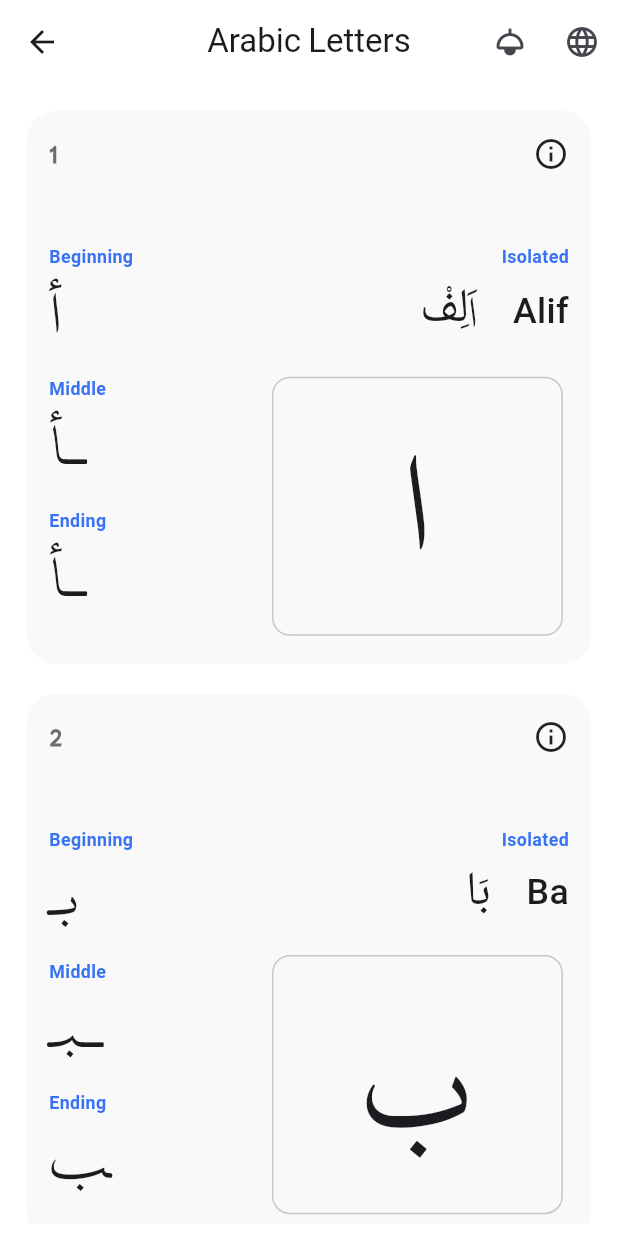
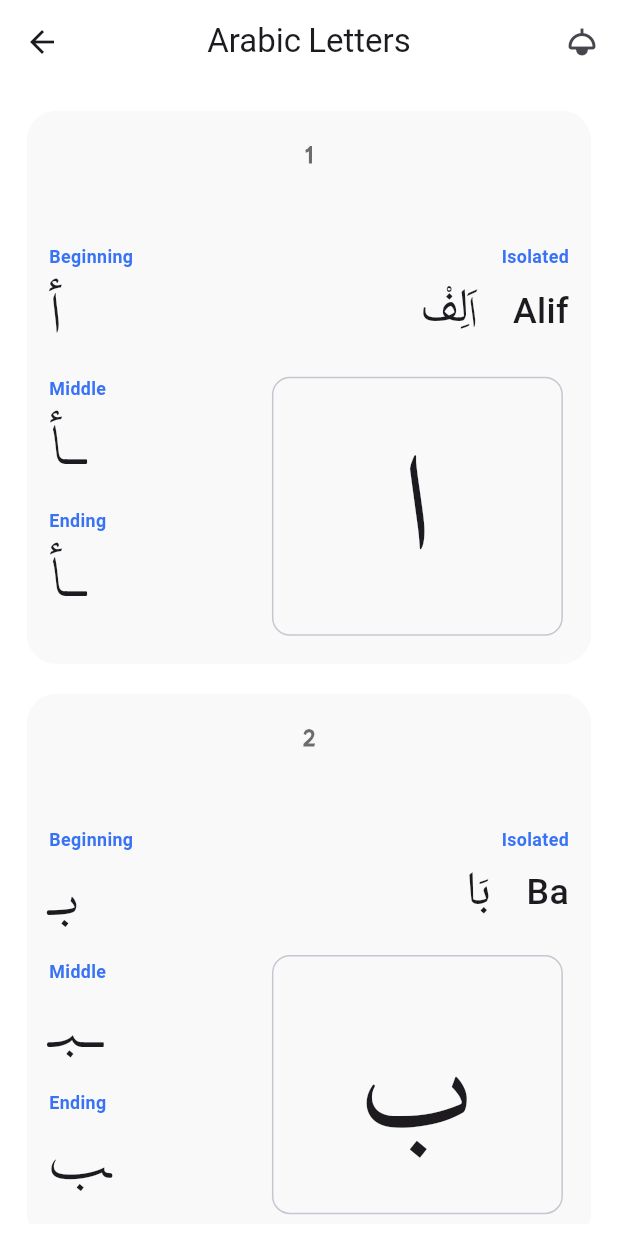
Before and after one commit to nuaiman/baqiyaat, a Flutter app: the screen it shows after launch, after a tap on "Lesson 1: Forms of Letters", on a phone screen of 412 x 824 dp. Run offline on Flutter 3.47's test engine with Material 3 defaults, Android fonts, the phone set to English and light mode, and no system bars; our stand-ins replace flutter_riverpod, just_audio, shared_preferences.

Commit message:
worked more on lesson 1

```diff
--- a/lib/core/enums/language_enum.dart
+++ b/lib/core/enums/language_enum.dart
@@ -1 +1 @@
-enum LanguageEnum { english, bangla }
+// enum LanguageEnum { english, bangla }
--- a/lib/core/models/harf_model.dart
+++ b/lib/core/models/harf_model.dart
@@ -6,9 +6,6 @@ class Harf {
   final String end;
   final String arPronunciation;
   final String enPronunciation;
-  final String bnPronunciation;
-  final String toolTipEn;
-  final String toolTipBn;
   Harf({
     required this.id,
     required this.isolated,
@@ -17,8 +14,5 @@ class Harf {
     required this.end,
     required this.arPronunciation,
     required this.enPronunciation,
-    required this.bnPronunciation,
-    required this.toolTipEn,
-    required this.toolTipBn,
   });
 }
--- a/lib/core/notifiers/language_notifier.dart
+++ b/lib/core/notifiers/language_notifier.dart
@@ -1,37 +1,37 @@
-import 'package:flutter_riverpod/flutter_riverpod.dart';
-import 'package:shared_preferences/shared_preferences.dart';
+// import 'package:flutter_riverpod/flutter_riverpod.dart';
+// import 'package:shared_preferences/shared_preferences.dart';
 
-import '../enums/language_enum.dart';
+// import '../enums/language_enum.dart';
 
-class LanguageNotifier extends StateNotifier<LanguageEnum> {
-  static const _key = 'language';
+// class LanguageNotifier extends StateNotifier<LanguageEnum> {
+//   static const _key = 'language';
 
-  LanguageNotifier() : super(LanguageEnum.english) {
-    _loadLanguage();
-  }
+//   LanguageNotifier() : super(LanguageEnum.english) {
+//     _loadLanguage();
+//   }
 
-  Future<void> _loadLanguage() async {
-    final prefs = await SharedPreferences.getInstance();
-    final index = prefs.getInt(_key);
-    if (index != null) {
-      state = LanguageEnum.values[index];
-    }
-  }
+//   Future<void> _loadLanguage() async {
+//     final prefs = await SharedPreferences.getInstance();
+//     final index = prefs.getInt(_key);
+//     if (index != null) {
+//       state = LanguageEnum.values[index];
+//     }
+//   }
 
-  Future<void> setLanguage() async {
-    final currentLanguage = state;
-    if (currentLanguage == LanguageEnum.english) {
-      state = LanguageEnum.bangla;
-    } else if (currentLanguage == LanguageEnum.bangla) {
-      state = LanguageEnum.english;
-    }
-    final prefs = await SharedPreferences.getInstance();
-    await prefs.setInt(_key, state.index);
-  }
-}
+//   Future<void> setLanguage() async {
+//     final currentLanguage = state;
+//     if (currentLanguage == LanguageEnum.english) {
+//       state = LanguageEnum.bangla;
+//     } else if (currentLanguage == LanguageEnum.bangla) {
+//       state = LanguageEnum.english;
+//     }
+//     final prefs = await SharedPreferences.getInstance();
+//     await prefs.setInt(_key, state.index);
+//   }
+// }
 
-// -----------------------------------------------------------------------------
+// // -----------------------------------------------------------------------------
 
-final languageProvider = StateNotifierProvider<LanguageNotifier, LanguageEnum>(
-  (ref) => LanguageNotifier(),
-);
+// final languageProvider = StateNotifierProvider<LanguageNotifier, LanguageEnum>(
+//   (ref) => LanguageNotifier(),
+// );
--- a/lib/features/qaida/ch0_qaida_content/screens/qaida_content_screen.dart
+++ b/lib/features/qaida/ch0_qaida_content/screens/qaida_content_screen.dart
@@ -5,7 +5,6 @@ import 'package:app/features/qaida/ch1/screens/lesson_2_screen.dart';
 import 'package:flutter_riverpod/flutter_riverpod.dart';
 
 import '../../../../core/notifiers/app_theme_notifier.dart';
-import '../../../../core/notifiers/language_notifier.dart';
 
 class QaidaContentScreen extends ConsumerWidget {
   const QaidaContentScreen({super.key});
@@ -22,12 +21,6 @@ class QaidaContentScreen extends ConsumerWidget {
               ref.read(appThemeNotifierProvider.notifier).toggleTheme();
             },
             icon: Icon(Icons.light),
-          ),
-          IconButton(
-            onPressed: () {
-              ref.read(languageProvider.notifier).setLanguage();
-            },
-            icon: Icon(Icons.language),
           ),
         ],
       ),
--- a/lib/features/qaida/ch1/screens/lesson_1_screen.dart
+++ b/lib/features/qaida/ch1/screens/lesson_1_screen.dart
@@ -1,6 +1,5 @@
 import 'package:app/core/enums/layout_orientation_enum.dart';
 import 'package:app/core/notifiers/app_theme_notifier.dart';
-import 'package:app/core/notifiers/language_notifier.dart';
 import 'package:flutter/material.dart';
 import 'package:flutter_riverpod/flutter_riverpod.dart';
 
@@ -27,12 +26,6 @@ class Lesson1Screen extends ConsumerWidget {
               ref.read(appThemeNotifierProvider.notifier).toggleTheme();
             },
             icon: Icon(Icons.light),
-          ),
-          IconButton(
-            onPressed: () {
-              ref.read(languageProvider.notifier).setLanguage();
-            },
-            icon: Icon(Icons.language),
           ),
         ],
       ),
--- a/lib/features/qaida/ch1/widgets/lesson_1_card.dart
+++ b/lib/features/qaida/ch1/widgets/lesson_1_card.dart
@@ -1,6 +1,5 @@
 import 'package:app/core/enums/language_enum.dart';
 import 'package:app/core/notifiers/language_notifier.dart';
-import 'package:app/core/utils/snackbar.dart';
 import 'package:flutter/material.dart';
 import 'package:flutter_riverpod/flutter_riverpod.dart';
 import '../../../../core/models/harf_model.dart';
@@ -15,7 +14,7 @@ class LessonOneCard extends ConsumerWidget {
 
   @override
   Widget build(BuildContext context, WidgetRef ref) {
-    final isBanglaSelected = ref.watch(languageProvider) == LanguageEnum.bangla;
+    // final isBanglaSelected = ref.watch(languageProvider) == LanguageEnum.bangla;
     final isLightTheme = ref.watch(appThemeNotifierProvider) == ThemeMode.light;
     return LayoutBuilder(
       builder: (context, constraints) {
@@ -44,23 +43,12 @@ class LessonOneCard extends ConsumerWidget {
                     children: [
                       // Header Row
                       Row(
-                        mainAxisAlignment: MainAxisAlignment.spaceBetween,
+                        mainAxisAlignment: MainAxisAlignment.center,
                         children: [
                           _buildText(
                             harf.id.toString(),
                             fontSize: 20 * scale,
                             isLightTheme: isLightTheme,
-                          ),
-                          GestureDetector(
-                            onTap: () {
-                              showSnackbar(
-                                context,
-                                isBanglaSelected
-                                    ? harf.toolTipBn
-                                    : harf.toolTipEn,
-                              );
-                            },
-                            child: Icon(Icons.info_outline),
                           ),
                         ],
                       ),
@@ -77,21 +65,9 @@ class LessonOneCard extends ConsumerWidget {
                               crossAxisAlignment: CrossAxisAlignment.start,
                               mainAxisAlignment: MainAxisAlignment.start,
                               children: [
-                                _buildListItem(
-                                  isBanglaSelected ? 'শুরু' : 'Beginning',
-                                  harf.start,
-                                  scale,
-                                ),
-                                _buildListItem(
-                                  isBanglaSelected ? 'মধ্য' : 'Middle',
-                                  harf.mid,
-                                  scale,
-                                ),
-                                _buildListItem(
-                                  isBanglaSelected ? 'সমাপ্তি' : 'Ending',
-                                  harf.end,
-                                  scale,
-                                ),
+                                _buildListItem('Beginning', harf.start, scale),
+                                _buildListItem('Middle', harf.mid, scale),
+                                _buildListItem('Ending', harf.end, scale),
                               ],
                             ),
                           ),
@@ -104,11 +80,9 @@ class LessonOneCard extends ConsumerWidget {
                               crossAxisAlignment: CrossAxisAlignment.end,
                               children: [
                                 _buildIsolatedInfo(
-                                  isBanglaSelected ? 'একক' : 'Isolated',
+                                  'Isolated',
                                   harf.arPronunciation,
-                                  isBanglaSelected
-                                      ? harf.bnPronunciation
-                                      : harf.enPronunciation,
+                                  harf.enPronunciation,
                                   scale,
                                 ),
                                 SizedBox(height: 10 * scale),
```
Also changed, not shown: lib/features/qaida/ch1/notifiers/huruf_notifier.dart (+13 -153 lines).
